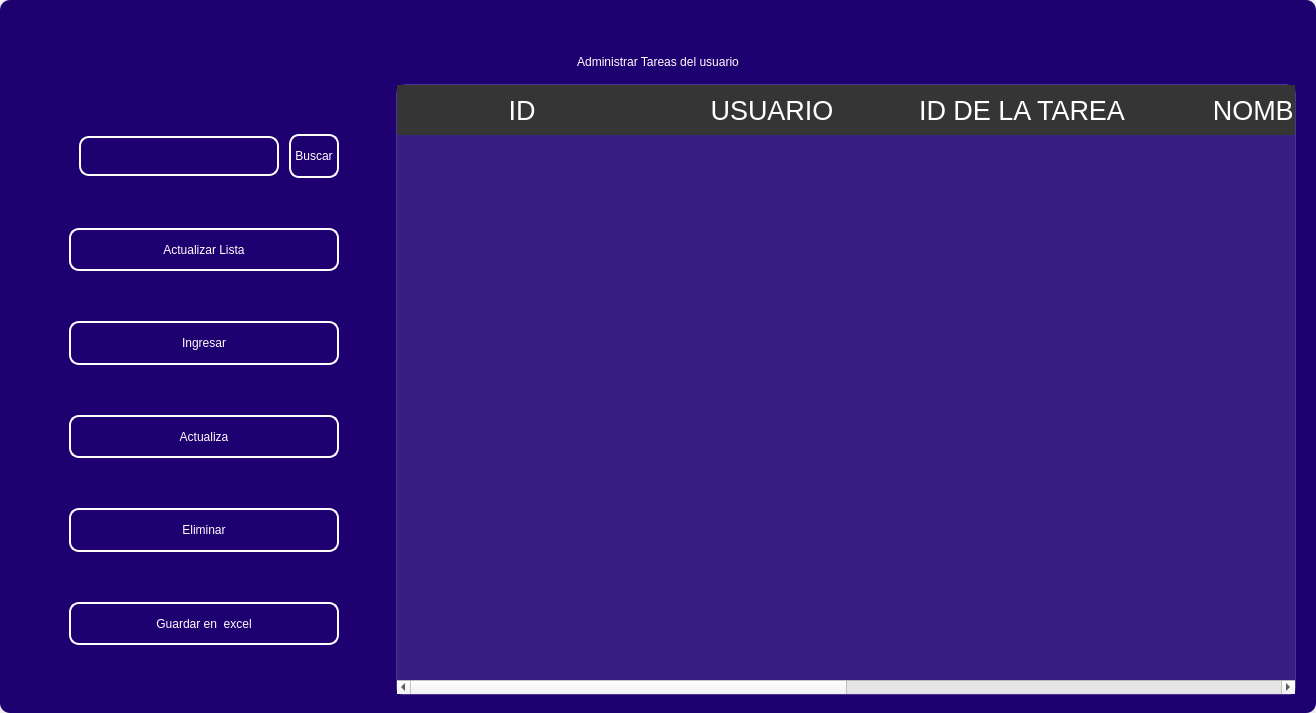
First picture: the form in design/standar/maintask0.ui, repository codemiguel-dev/ERP-EmprendeSoft-Desktop, before the edit.
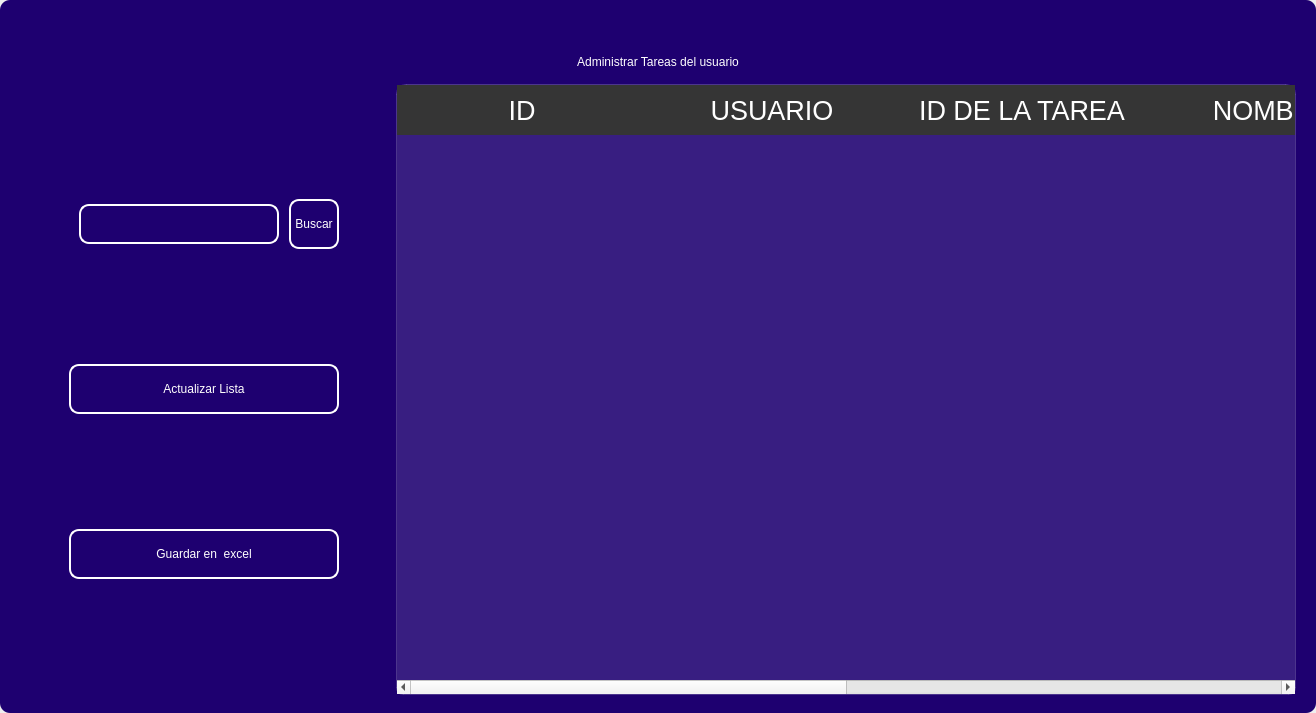
Second picture: the form after the edit. Icons and pictures are not drawn.

```diff
--- a/design/standar/maintask0.ui
+++ b/design/standar/maintask0.ui
@@ -552,138 +552,6 @@
               </property>
              </widget>
             </item>
-            <item>
-             <widget class="QPushButton" name="btn_add">
-              <property name="minimumSize">
-               <size>
-                <width>0</width>
-                <height>40</height>
-               </size>
-              </property>
-              <property name="maximumSize">
-               <size>
-                <width>300</width>
-                <height>50</height>
-               </size>
-              </property>
-              <property name="cursor">
-               <cursorShape>PointingHandCursor</cursorShape>
-              </property>
-              <property name="styleSheet">
-               <string notr="true">QPushButton{
-border-radius:10px; 
-font: 12pt &quot;Arial&quot;;
-color: rgb(255, 255, 254);
-border: 2px solid #ffffff;
-}
-
-QPushButton:hover{
-border-radius:10px; 
-font: 12pt &quot;Arial&quot;;
-color: rgb(255, 255, 255);
-border: 2px solid rgb(120, 0, 171);
-	background-color: rgb(120, 0, 171);
-}</string>
-              </property>
-              <property name="text">
-               <string>Ingresar</string>
-              </property>
-              <property name="iconSize">
-               <size>
-                <width>35</width>
-                <height>35</height>
-               </size>
-              </property>
-             </widget>
-            </item>
-            <item>
-             <widget class="QPushButton" name="btn_update">
-              <property name="minimumSize">
-               <size>
-                <width>0</width>
-                <height>40</height>
-               </size>
-              </property>
-              <property name="maximumSize">
-               <size>
-                <width>300</width>
-                <height>50</height>
-               </size>
-              </property>
-              <property name="cursor">
-               <cursorShape>PointingHandCursor</cursorShape>
-              </property>
-              <property name="styleSheet">
-               <string notr="true">QPushButton{
-border-radius:10px; 
-font: 12pt &quot;Arial&quot;;
-color: rgb(255, 255, 254);
-border: 2px solid #ffffff;
-}
-
-QPushButton:hover{
-border-radius:10px; 
-font: 12pt &quot;Arial&quot;;
-color: rgb(255, 255, 255);
-border: 2px solid rgb(120, 0, 171);
-	background-color: rgb(120, 0, 171);
-}</string>
-              </property>
-              <property name="text">
-               <string>Actualiza</string>
-              </property>
-              <property name="iconSize">
-               <size>
-                <width>35</width>
-                <height>35</height>
-               </size>
-              </property>
-             </widget>
-            </item>
-            <item>
-             <widget class="QPushButton" name="btn_delete">
-              <property name="minimumSize">
-               <size>
-                <width>0</width>
-                <height>40</height>
-               </size>
-              </property>
-              <property name="maximumSize">
-               <size>
-                <width>300</width>
-                <height>50</height>
-               </size>
-              </property>
-              <property name="cursor">
-               <cursorShape>PointingHandCursor</cursorShape>
-              </property>
-              <property name="styleSheet">
-               <string notr="true">QPushButton{
-border-radius:10px; 
-font: 12pt &quot;Arial&quot;;
-color: rgb(255, 255, 254);
-border: 2px solid #ffffff;
-}
-
-QPushButton:hover{
-border-radius:10px; 
-font: 12pt &quot;Arial&quot;;
-color: rgb(255, 255, 255);
-border: 2px solid rgb(120, 0, 171);
-	background-color: rgb(120, 0, 171);
-}</string>
-              </property>
-              <property name="text">
-               <string>Eliminar</string>
-              </property>
-              <property name="iconSize">
-               <size>
-                <width>35</width>
-                <height>35</height>
-               </size>
-              </property>
-             </widget>
-            </item>
             <item>
              <widget class="QPushButton" name="btn_excel">
               <property name="minimumSize">
```
